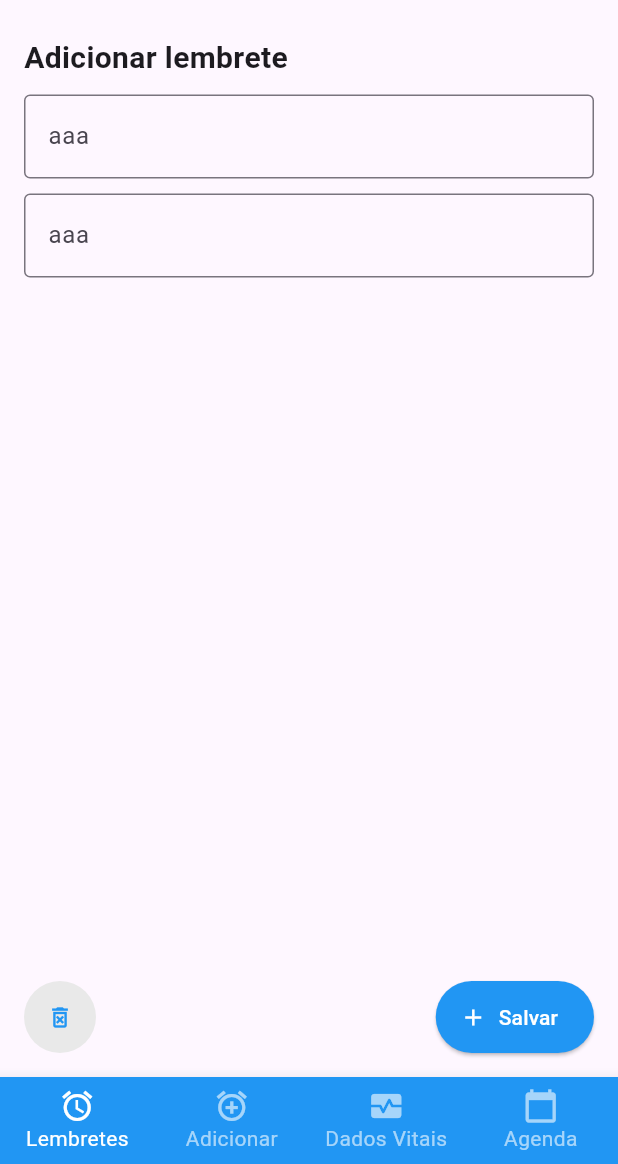
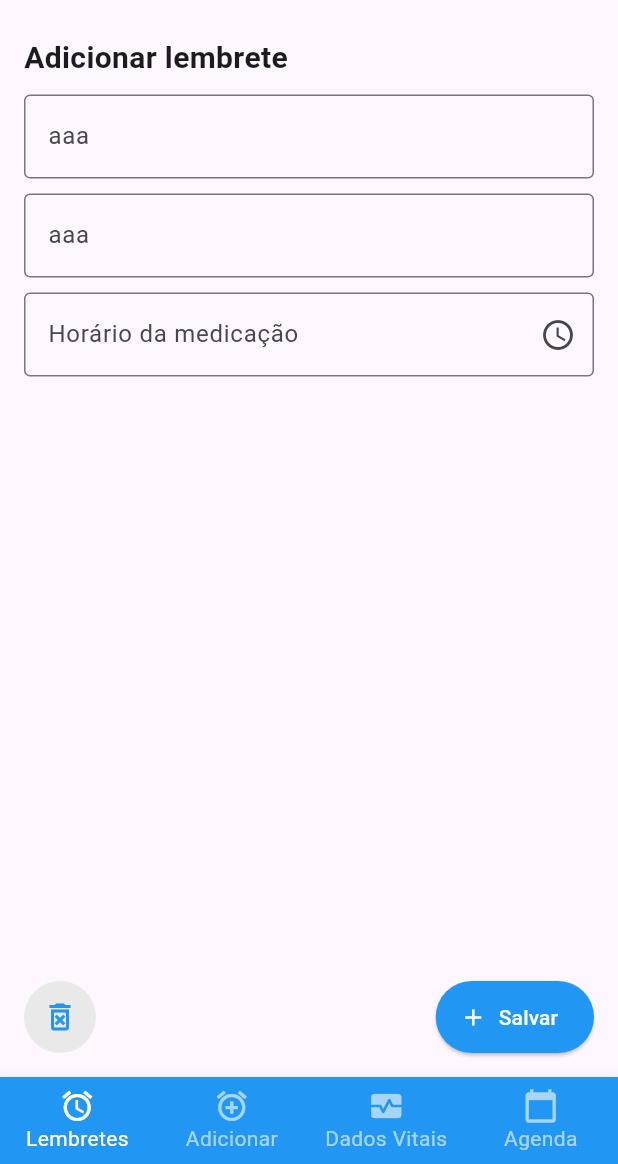
Before and after one commit to ErickRezende1833/mycareapp, a Flutter app: the screen it shows after launch, on a phone screen of 412 x 824 dp, the part 72-1236 px from its top. Run offline on Flutter 3.47's test engine with Material 3 defaults, Android fonts, the phone set to English and light mode, and no system bars.

Commit message:
feat: campo com um time picker

```diff
--- a/lib/view/addMedicacao.dart
+++ b/lib/view/addMedicacao.dart
@@ -21,7 +21,7 @@ class AddMedicacao extends StatelessWidget {
               "Adicionar lembrete",
               style: TextStyle(
                 fontSize: 20,
-                fontWeight: FontWeight.bold
+                fontWeight: FontWeight.bold,
               ),
             ),
 
@@ -30,6 +30,8 @@ class AddMedicacao extends StatelessWidget {
             SizedBox(height: 10,),
             CustomTextField(labelText: "aaa", hintText: "ddd"),
             SizedBox(height: 10,),
+
+            const CustomTimePickerField(labelText: "Horário da medicação"),
 
             Expanded(
               child: Container(),
@@ -44,7 +46,59 @@ class AddMedicacao extends StatelessWidget {
           ],
         ),
       ),
-      bottomNavigationBar: CustomBottomNavigationBar()
+      bottomNavigationBar: const CustomBottomNavigationBar(),
+    );
+  }
+}
+
+class CustomTimePickerField extends StatefulWidget {
+  final String labelText;
+
+  const CustomTimePickerField({
+    Key? key,
+    required this.labelText,
+  }) : super(key: key);
+
+  @override
+  State<CustomTimePickerField> createState() => _CustomTimePickerFieldState();
+}
+
+class _CustomTimePickerFieldState extends State<CustomTimePickerField> {
+  TimeOfDay? selectedTime;
+  final TextEditingController _controller = TextEditingController();
+
+  Future<void> _selectTime(BuildContext context) async {
+    final TimeOfDay? picked = await showTimePicker(
+      context: context,
+      initialTime: selectedTime ?? TimeOfDay.now(),
+      initialEntryMode: TimePickerEntryMode.input,
+    );
+
+    if (picked != null) {
+      setState(() {
+        selectedTime = picked;
+        _controller.text = selectedTime!.format(context);
+      });
+    }
+  }
+
+  @override
+  void dispose() {
+    _controller.dispose();
+    super.dispose();
+  }
+
+  @override
+  Widget build(BuildContext context) {
+    return TextFormField(
+      controller: _controller,
+      readOnly: true,
+      onTap: () => _selectTime(context),
+      decoration: InputDecoration(
+        border: const OutlineInputBorder(),
+        labelText: widget.labelText,
+        suffixIcon: const Icon(Icons.access_time),
+      ),
     );
   }
 }
@@ -62,14 +116,14 @@ class CustomIconButton extends StatelessWidget {
   @override
   Widget build(BuildContext context) {
     return IconButton(
-      onPressed: (){},
-      icon: Icon(icon, size: 18),
-      style: ElevatedButton.styleFrom(
+      onPressed: onPressed,
+      icon: Icon(icon, size: 24),
+      style: IconButton.styleFrom(
         backgroundColor: const Color.fromARGB(255, 233, 233, 233),
         foregroundColor: Colors.blue,
         shape: const CircleBorder(),
         minimumSize: const Size.fromRadius(24),
-                )
+      ),
     );
   }
 }
@@ -111,34 +165,34 @@ class CustomElevatedButton extends StatelessWidget {
   @override
   Widget build(BuildContext context) {
     return ElevatedButton.icon(
-              onPressed: () {},
+      onPressed: onPressed,
       icon: Icon(icon, size: 18),
       label: Text(label),
       style: ElevatedButton.styleFrom(
         backgroundColor: Colors.blue,
         foregroundColor: Colors.white,
         fixedSize: const Size.fromHeight(48),
-                )
+      ),
     );
   }
-
 }
 
 class CustomBottomNavigationBar extends StatelessWidget {
+  const CustomBottomNavigationBar({super.key});
+
   @override
   Widget build(BuildContext context) {
     return BottomNavigationBar(
       type: BottomNavigationBarType.fixed,
-  //backgroundColor: Color(0xFF6200EE),
       backgroundColor: Colors.blue,
       selectedItemColor: Colors.white,
       unselectedItemColor: Colors.white.withOpacity(.60),
       selectedFontSize: 14,
       unselectedFontSize: 14,
       onTap: (value) {
-    // Respond to item press.
+        // Lógica para navegação
       },
-  items: [
+      items: const [
         BottomNavigationBarItem(
           label: 'Lembretes',
           icon: Icon(Icons.alarm),
```
Lines whose indentation alone changed are shown as unchanged.
